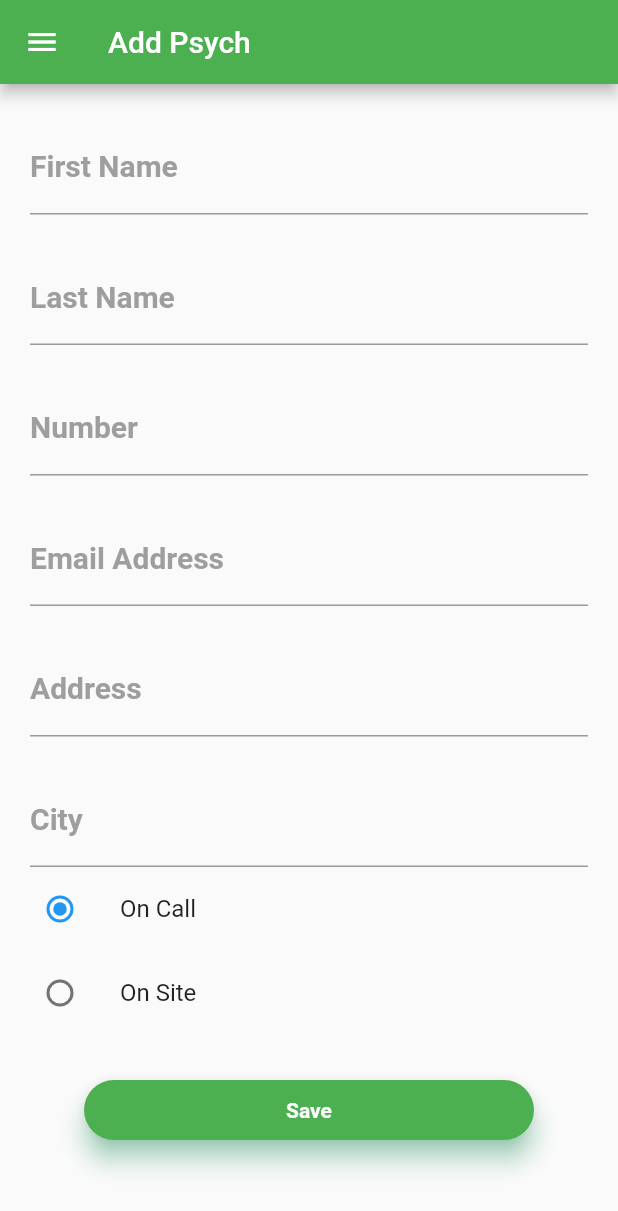
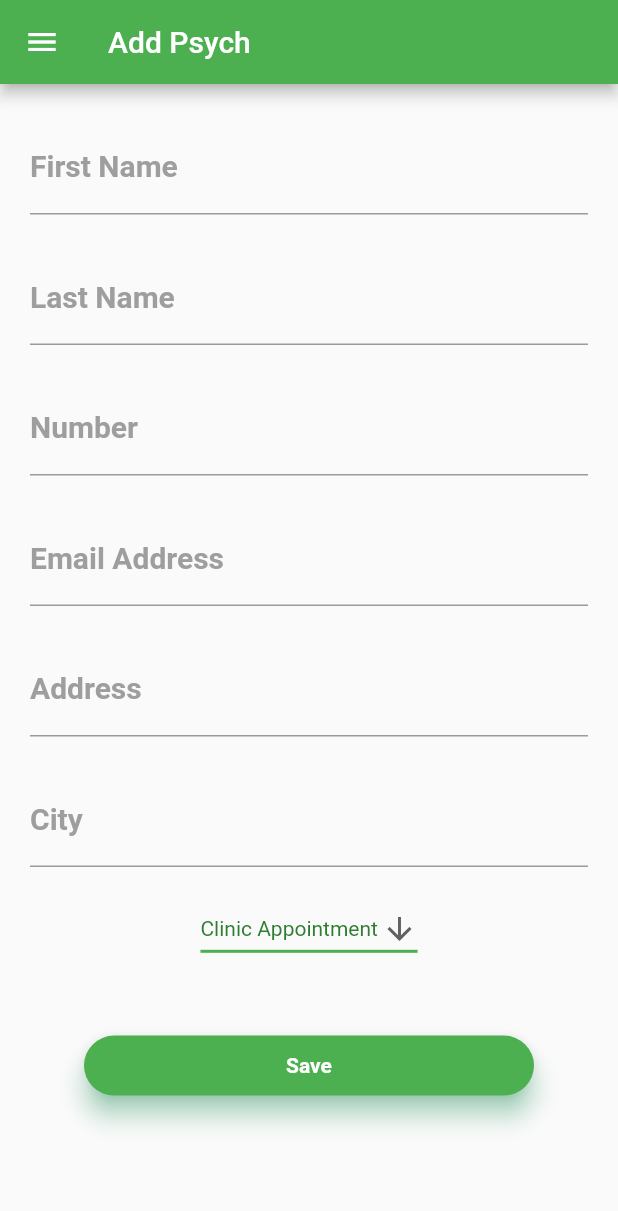
Before and after one commit to uzair110/Psych-help, a Flutter app: the AddPsych screen opened directly, on a phone screen of 412 x 824 dp. Shown: the top 1211 px of the screen. Run offline on Flutter 3.47's test engine with Material 2 defaults, Android fonts, the phone set to English and light mode, and no system bars; our stand-ins replace flutter_rating_bar, flutter_spinkit, flutter_typeahead, rating_bar; missing offline and left inert: dart:ffi; accounts and stored records are empty.

```diff
--- a/lib/addpsych.dart
+++ b/lib/addpsych.dart
@@ -7,8 +7,6 @@ class AddPsych extends StatefulWidget {
   _AddPsych createState() => _AddPsych();
 }
 
-enum SingingCharacter { oncall, onsite }
-
 class _AddPsych extends State<AddPsych> {
   TextEditingController fname = new TextEditingController();
   TextEditingController lname = new TextEditingController();
@@ -16,9 +14,7 @@ class _AddPsych extends State<AddPsych> {
   TextEditingController address = new TextEditingController();
   TextEditingController city = new TextEditingController();
   TextEditingController email = new TextEditingController();
-
-  SingingCharacter _character = SingingCharacter.oncall;
-  int index = 0;
+  String dropdownCType = 'Clinic Appointment';
 
   @override
   Widget build(BuildContext context) {
@@ -149,30 +145,32 @@ class _AddPsych extends State<AddPsych> {
                       )),
                 )
               ])),
-          ListTile(
-            title: const Text('On Call'),
-            leading: Radio(
-              value: SingingCharacter.oncall,
-              groupValue: _character,
-              onChanged: (SingingCharacter value) {
+          Container(
+            alignment: Alignment.center,
+            height: MediaQuery.of(context).size.height * 0.1,
+            width: MediaQuery.of(context).size.width * 0.6,
+            child: DropdownButton<String>(
+              value: dropdownCType,
+              icon: Icon(Icons.arrow_downward),
+              iconSize: 24,
+              elevation: 16,
+              style: TextStyle(color: Colors.green[800]),
+              underline: Container(
+                height: 2,
+                color: Colors.green,
+              ),
+              onChanged: (String newValue) {
                 setState(() {
-                  _character = value;
-                  index = 0;
+                  dropdownCType = newValue;
                 });
               },
-            ),
-          ),
-          ListTile(
-            title: const Text('On Site'),
-            leading: Radio(
-              value: SingingCharacter.onsite,
-              groupValue: _character,
-              onChanged: (SingingCharacter value) {
-                setState(() {
-                  _character = value;
-                  index = 1;
-                });
-              },
+              items: <String>['Clinic Appointment', 'On Call Counselling']
+                  .map<DropdownMenuItem<String>>((String value) {
+                return DropdownMenuItem<String>(
+                  value: value,
+                  child: Text(value),
+                );
+              }).toList(),
             ),
           ),
           SizedBox(height: 30.0),
@@ -187,14 +185,13 @@ class _AddPsych extends State<AddPsych> {
               color: Colors.green,
               child: GestureDetector(
                   onTap: () async {
-                    print(_character.toString());
                     var psychAddResponse = await AppServices.psychAdd(
                         fname.text,
                         lname.text,
                         int.parse(phone.text),
                         email.text,
                         address.text,
-                        index.toString(),
+                        dropdownCType,
                         city.text);
                     print(psychAddResponse);
                     if (psychAddResponse == "Successfully Added Psychologist") {
@@ -216,8 +213,6 @@ class _AddPsych extends State<AddPsych> {
                               children: <Widget>[
                                 Icon(Icons.clear,
                                     color: Colors.red[300], size: 50),
-                                // Text(
-                                //     'Warning: Social Distance Violated!\nYou are at a distance of less than 2 metres from another person.'),
                               ],
                             ),
                           ),
```
Also changed, not shown: lib/editpsych.dart (+57 -32 lines).
